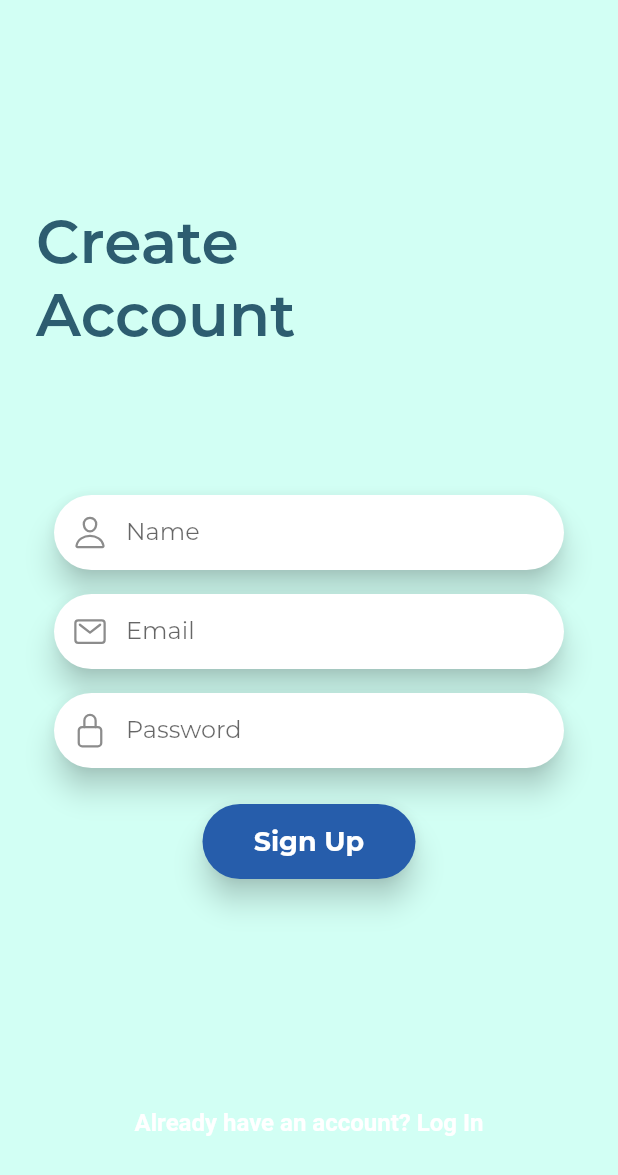
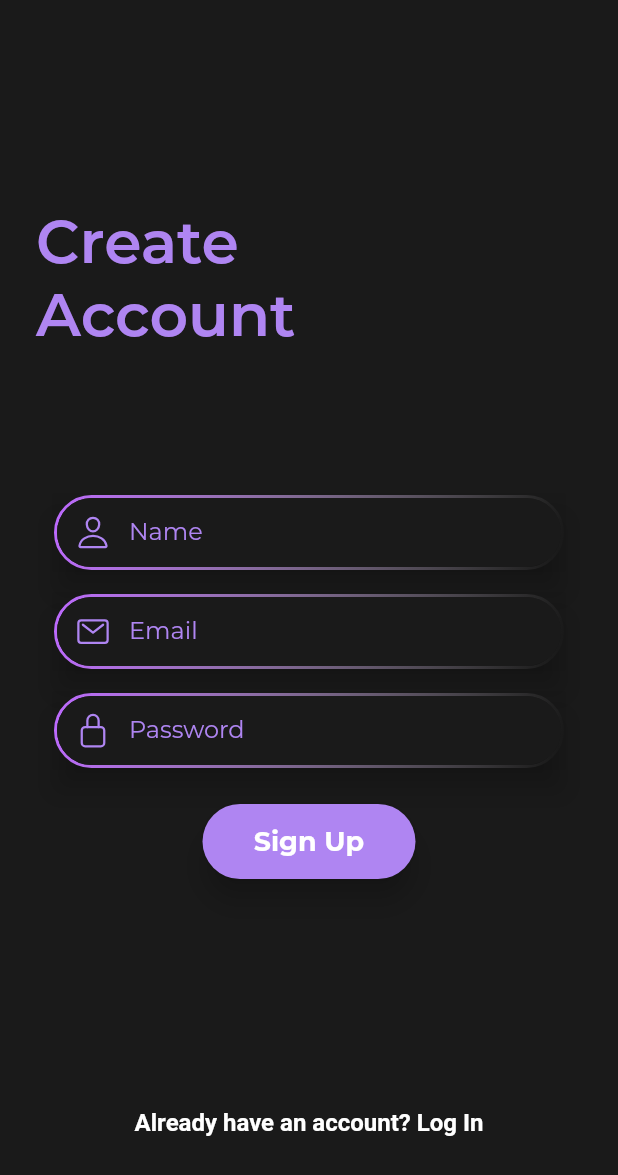
Before and after one commit to Jay4Codes/Decor-AI, a Flutter app: the screen it shows after launch, on a phone screen of 412 x 824 dp. Shown: the top 1175 px of the screen. Run offline on Flutter 3.47's test engine with Material 2 defaults, Android fonts, the light colour scheme and no system bars; our stand-ins replace animated_splash_screen, camera, curved_navigation_bar, flutter_colorpicker, font_awesome_flutter, get_storage and 3 more; missing offline and left inert: flutter_overlay_loader; statements that could not run were skipped.

Commit message:
Login UI changed

```diff
--- a/lib/auth/login_screen.dart
+++ b/lib/auth/login_screen.dart
@@ -2,6 +2,7 @@ import 'dart:math' as math;
 
 import 'package:flutter/material.dart';
 import 'package:flutter_overlay_loader/flutter_overlay_loader.dart';
+import 'package:gradient_borders/box_borders/gradient_box_border.dart';
 import 'package:ionicons/ionicons.dart';
 import 'package:codeshastra/animations/change_screen_animation.dart';
 import 'package:codeshastra/auth/auth_controller.dart';
@@ -27,14 +28,16 @@ class LoginScreen extends StatefulWidget {
   State<LoginScreen> createState() => _LoginScreenState();
 }
 
-class _LoginScreenState extends State<LoginScreen> with TickerProviderStateMixin {
+class _LoginScreenState extends State<LoginScreen>
+    with TickerProviderStateMixin {
   late final List<Widget> createAccountContent;
   late final List<Widget> loginContent;
   AuthController controller = AuthController();
   TextEditingController emailController = TextEditingController();
   TextEditingController passwordController = TextEditingController();
 
-  Widget inputField(String hint, IconData iconData, [bool obscureText = false]) {
+  Widget inputField(String hint, IconData iconData,
+      [bool obscureText = false]) {
     return Padding(
       padding: const EdgeInsets.symmetric(horizontal: 36, vertical: 8),
       child: SizedBox(
@@ -43,9 +46,25 @@ class _LoginScreenState extends State<LoginScreen> with TickerProviderStateMixin
           elevation: 8,
           shadowColor: Colors.black87,
           color: Colors.transparent,
+          child: Container(
+            decoration: BoxDecoration(
               borderRadius: BorderRadius.circular(30),
+              border: const GradientBoxBorder(
+                width: 2,
+                gradient: LinearGradient(
+                  begin: Alignment.topLeft,
+                  end: Alignment.bottomRight,
+                  tileMode: TileMode.repeated,
+                  colors: [
+                    Color.fromRGBO(189, 105, 255, 1),
+                    Color.fromRGBO(255, 255, 255, 0),
+                  ],
+                ),
+              ),
+            ),
             child: TextField(
-            controller: hint == "Email" ? emailController : passwordController,
+              controller:
+                  hint == "Email" ? emailController : passwordController,
               obscureText: obscureText,
               textAlignVertical: TextAlignVertical.bottom,
               decoration: InputDecoration(
@@ -54,9 +73,14 @@ class _LoginScreenState extends State<LoginScreen> with TickerProviderStateMixin
                   borderSide: BorderSide.none,
                 ),
                 filled: true,
-              fillColor: Colors.white,
+                fillColor: Color(0xff1a1a1a),
                 hintText: hint,
-              prefixIcon: Icon(iconData),
+                hintStyle: TextStyle(color: kPrimaryColor),
+                prefixIcon: Icon(
+                  iconData,
+                  color: kPrimaryColor,
+                ),
+              ),
             ),
           ),
         ),
@@ -69,24 +93,27 @@ class _LoginScreenState extends State<LoginScreen> with TickerProviderStateMixin
       padding: const EdgeInsets.symmetric(horizontal: 135, vertical: 16),
       child: ElevatedButton(
         onPressed: () async {
-          Loader.show(context, progressIndicator: CircularProgressIndicator(color: Colors.blue));
+          Loader.show(context,
+              progressIndicator: CircularProgressIndicator(color: Colors.blue));
           String status = '';
 
           try {
-            status = await controller.login(emailController.text, passwordController.text);
+            status = await controller.login(
+                emailController.text, passwordController.text);
           } on Exception catch (e) {
             Loader.hide();
           }
           Loader.hide();
 
           if (status == "Success") {
-            Navigator.pushReplacement(context, MaterialPageRoute(builder: ((context) => HomeScreen())));
+            Navigator.pushReplacement(context,
+                MaterialPageRoute(builder: ((context) => HomeScreen())));
           }
         },
         style: ElevatedButton.styleFrom(
           padding: const EdgeInsets.symmetric(vertical: 14),
           shape: const StadiumBorder(),
-          primary: kSecondaryColor,
+          primary: kPrimaryColor,
           elevation: 8,
           shadowColor: Colors.black87,
         ),
@@ -157,7 +184,7 @@ class _LoginScreenState extends State<LoginScreen> with TickerProviderStateMixin
           style: TextStyle(
             fontSize: 16,
             fontWeight: FontWeight.w600,
-            color: kSecondaryColor,
+            color: kPrimaryColor,
           ),
         ),
       ),
--- a/lib/components/bottom_text.dart
+++ b/lib/components/bottom_text.dart
@@ -36,7 +36,8 @@ class _BottomTextState extends State<BottomText> {
                 ? ChangeScreenAnimation.forward()
                 : ChangeScreenAnimation.reverse();
 
-            ChangeScreenAnimation.currentScreen = Screens.values[1 - ChangeScreenAnimation.currentScreen.index];
+            ChangeScreenAnimation.currentScreen =
+                Screens.values[1 - ChangeScreenAnimation.currentScreen.index];
           }
         },
         behavior: HitTestBehavior.opaque,
@@ -50,18 +51,22 @@ class _BottomTextState extends State<BottomText> {
               ),
               children: [
                 TextSpan(
-                  text: ChangeScreenAnimation.currentScreen == Screens.createAccount
+                  text: ChangeScreenAnimation.currentScreen ==
+                          Screens.createAccount
                       ? 'Already have an account? '
                       : 'Don\'t have an account? ',
                   style: const TextStyle(
-                    color: kPrimaryColor,
+                    color: Colors.white,
                     fontWeight: FontWeight.w600,
                   ),
                 ),
                 TextSpan(
-                  text: ChangeScreenAnimation.currentScreen == Screens.createAccount ? 'Log In' : 'Sign Up',
+                  text: ChangeScreenAnimation.currentScreen ==
+                          Screens.createAccount
+                      ? 'Log In'
+                      : 'Sign Up',
                   style: const TextStyle(
-                    color: kSecondaryColor,
+                    color: kPrimaryColor,
                     fontWeight: FontWeight.bold,
                   ),
                 ),
--- a/lib/utils/constants.dart
+++ b/lib/utils/constants.dart
@@ -1,6 +1,6 @@
 import 'package:flutter/material.dart';
 
 // Colors
-const kBackgroundColor = Color(0xFFD2FFF4);
-const kPrimaryColor = Color(0xFF2D5D70);
+const kBackgroundColor = Color(0xFF1a1a1a);
+const kPrimaryColor = Color(0xFFaf85f2);
 const kSecondaryColor = Color(0xFF265DAB);
--- a/pubspec.yaml
+++ b/pubspec.yaml
@@ -48,6 +48,10 @@ dependencies:
   url_launcher: ^6.1.10
   ionicons: ^0.2.2
   rename: ^2.1.1
+  camera: ^0.10.3+2
+  image: ^4.0.15
+  flutter_colorpicker: ^1.0.3
+  gradient_borders: ^1.0.0
 
 dev_dependencies:
   flutter_test:
```
Also changed, not shown: lib/components/login_content.dart (+6 -4 lines), lib/screens/image_pick.dart (added, +190 -0 lines), lib/screens/image_viewer.dart (added, +17 -0 lines), pubspec.lock, 2 other files. Lines whose indentation alone changed are shown as unchanged.
